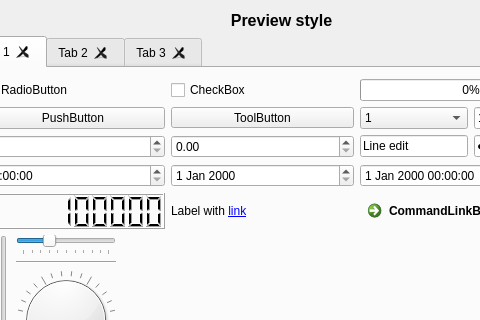
HappySeaFox/qsseditor, file qsseditor.ui: the form before one commit; both pictures show x 309 to 789 and y 0 to 320 of the 915 by 520 pixel window.
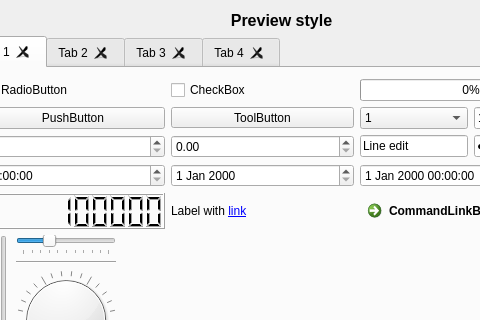
The form after the commit. Icons and pictures are not drawn. Custom widgets are drawn as their Qt base class.

Diff of the .ui file:
```diff
--- a/qsseditor.ui
+++ b/qsseditor.ui
@@ -191,6 +191,9 @@
          <property name="tabsClosable">
           <bool>true</bool>
          </property>
+         <property name="movable">
+          <bool>true</bool>
+         </property>
          <widget class="QWidget" name="tab_1">
           <attribute name="title">
            <string notr="true">Tab 1</string>
@@ -932,6 +935,11 @@
            </item>
           </layout>
          </widget>
+         <widget class="QWidget" name="tab">
+          <attribute name="title">
+           <string>Tab 4</string>
+          </attribute>
+         </widget>
         </widget>
        </item>
       </layout>
```
